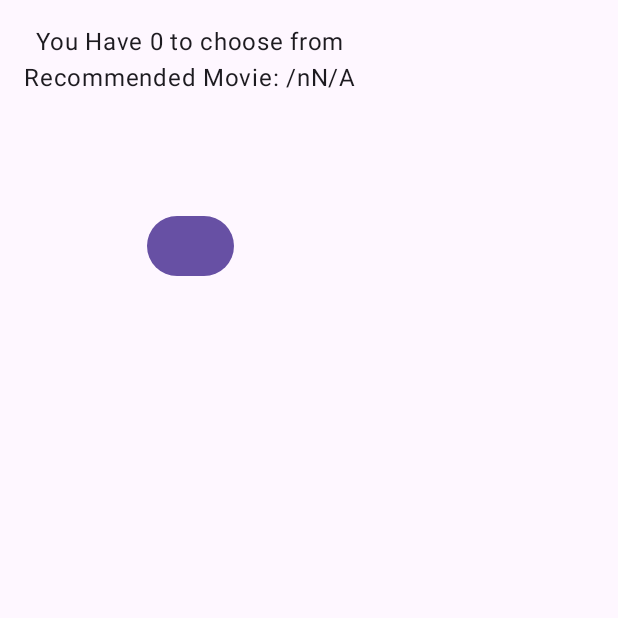
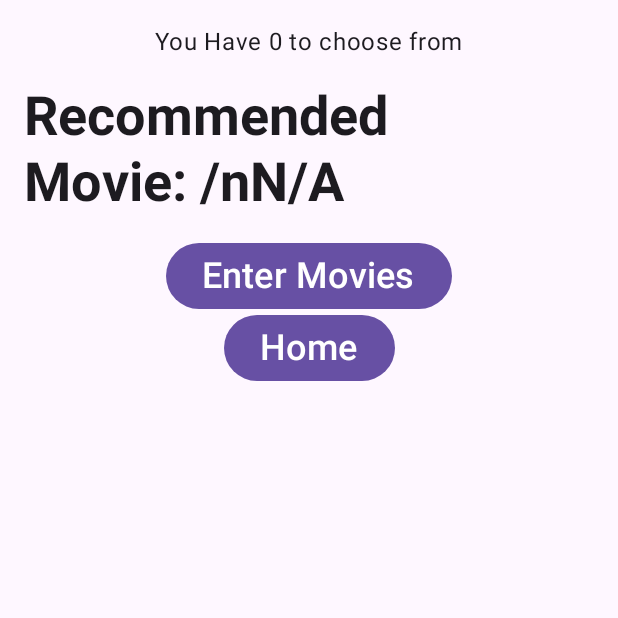
Before and after one commit to ng1417/MovieTracker, an Android app built with Jetpack Compose: the composable MovieRecommendation shown on its own in the app's theme, on a phone screen of 412 x 824 dp, the top half of it. Run offline under Robolectric (Android 15) with nearby library versions, the phone set to English and light mode, and no system bars.

Commit message:
initial draft, haven't got the chance to go over them yet.

```diff
--- a/app/src/main/java/com/cs211d/movietracker/ui/RecommendMovieScreen.kt
+++ b/app/src/main/java/com/cs211d/movietracker/ui/RecommendMovieScreen.kt
@@ -2,7 +2,9 @@ package com.cs211d.movietracker.ui
 
 import androidx.compose.foundation.layout.Arrangement
 import androidx.compose.foundation.layout.Column
+import androidx.compose.foundation.layout.fillMaxHeight
 import androidx.compose.foundation.layout.padding
+import androidx.compose.foundation.layout.widthIn
 import androidx.compose.foundation.layout.wrapContentSize
 import androidx.compose.material3.Button
 import androidx.compose.material3.ExperimentalMaterial3Api
@@ -11,9 +13,12 @@ import androidx.compose.material3.Text
 import androidx.compose.runtime.Composable
 import androidx.compose.ui.Alignment
 import androidx.compose.ui.Modifier
+import androidx.compose.ui.res.stringResource
 import androidx.compose.ui.text.font.FontWeight
+import androidx.compose.ui.tooling.preview.Preview
 import androidx.compose.ui.unit.dp
 import androidx.compose.ui.unit.sp
+import com.cs211d.movietracker.R
 import com.cs211d.movietracker.data.UiState
 
 
@@ -33,37 +38,38 @@ fun MovieRecommendation(
         /*** CREATE TEXT THAT SPECIFIES THE NUMBER OF MOVIES TO CHOOSE FROM ***/
         // add parameters to the MovieRecommendation composable as needed
         val numberOfMovie = uiState.movieList.size
-        Text(text = "You Have $numberOfMovie to choose from")
+        Text(text = "You Have $numberOfMovie to choose from") // need to use stringResource
 
         /*** CREATE TEXT THAT DISPLAYS THE RECOMMENDED MOVIE ***/
         // add parameters to the MovieRecommendation composable as needed
         val recMovie = uiState.movieRecommendation
-        Text(text="Recommended Movie: /n$recMovie")
-
-        /*** CREATE A BUTTON TO GO TO THE EnterMovieScreen  ***/
-        // add parameters to the MovieRecommendation composable as needed
-
-        /*** CREATE A BUTTON TO GO TO THE HomeScreen  ***/
-        // add parameters to the MovieRecommendation composable as needed
-
-
-        /*** NOTE
-         * These are the styles I used in my video example. You are NOT required to use these!
-         */
-
         Text(
-            text = "",
+            text = "Recommended Movie: /n$recMovie", // need to use stringResource
             style = MaterialTheme.typography.displaySmall,
             fontWeight = FontWeight.Bold,
             modifier = Modifier
                 .padding(vertical = 16.dp)
                 .wrapContentSize(align = Alignment.Center)
         )
+
+        /*** CREATE A BUTTON TO GO TO THE EnterMovieScreen  ***/
+        // add parameters to the MovieRecommendation composable as needed
         Button(
             onClick = { }
         ) {
             Text(
-                text = "",
+                text = stringResource(R.string.enter_movies_button_text),
+                fontSize = 24.sp
+            )
+        }
+
+        /*** CREATE A BUTTON TO GO TO THE HomeScreen  ***/
+        // add parameters to the MovieRecommendation composable as needed
+        Button(
+            onClick = { }
+        ) {
+            Text(
+                text = stringResource(R.string.home_button_text),
                 fontSize = 24.sp
             )
         }
```
Also changed, not shown: app/src/main/java/com/cs211d/movietracker/MovieApp.kt (+26 -0 lines), app/src/main/java/com/cs211d/movietracker/ui/HomeScreen.kt (+15 -21 lines), app/src/main/java/com/cs211d/movietracker/ui/components/CommonUi.kt (added, +25 -0 lines).
